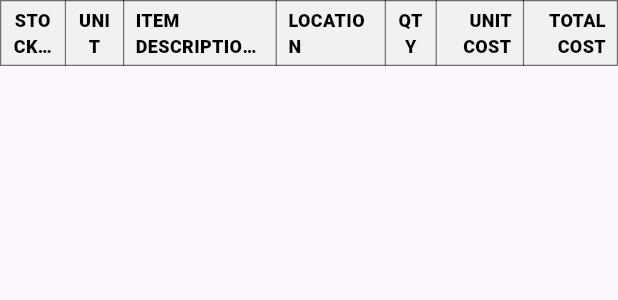
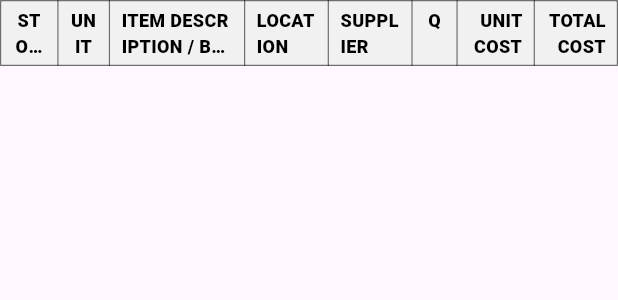
Before and after one commit to JamesSerenio/Items, a Flutter app: the _PurchaseTable widget shown alone on an empty page, opened directly with empty values, on a phone screen of 412 x 824 dp. Shown: the top 300 px of the screen. Run offline on Flutter 3.47's test engine with Material 3 defaults, Android fonts, the phone set to English and light mode, and no system bars; our stand-ins replace file_picker, pdf, printing, shared_preferences, supabase_flutter; accounts and stored records are empty.

Commit message:
added supplier

```diff
--- a/lib/admin/order.dart
+++ b/lib/admin/order.dart
@@ -680,7 +680,7 @@ class _OrderPageState extends State<OrderPage> with TickerProviderStateMixin {
       final items = await Supabase.instance.client
           .from('purchase_order_items')
           .select(
-            'stock_no, brand, unit, item_description, quantity, unit_cost, total_cost, location',
+            'stock_no, brand, supplier, unit, item_description, quantity, unit_cost, total_cost, location',
           )
           .eq('purchase_order_id', order['id'])
           .order('stock_no', ascending: true);
@@ -1236,6 +1236,7 @@ class _PurchaseTable extends StatelessWidget {
         _PoCell('UNIT', style: style, center: true),
         _PoCell('ITEM DESCRIPTION / BRAND', style: style),
         _PoCell('LOCATION', style: style),
+        _PoCell('SUPPLIER', style: style),
         _PoCell('QTY', style: style, center: true),
         _PoCell('UNIT COST', style: style, right: true),
         _PoCell('TOTAL COST', style: style, right: true),
@@ -1255,6 +1256,7 @@ class _PurchaseTable extends StatelessWidget {
           style: style,
         ),
         _PoCell(text(i['location']), style: style),
+        _PoCell(text(i['supplier']), style: style),
         _PoCell(text(i['quantity']), style: style, center: true),
         _PoCell(money(i['unit_cost']), style: style, right: true),
         _PoCell(money(i['total_cost']), style: style, right: true),
@@ -1270,10 +1272,11 @@ class _PurchaseTable extends StatelessWidget {
         0: FlexColumnWidth(0.9),
         1: FlexColumnWidth(0.8),
         2: FlexColumnWidth(2.1),
-        3: FlexColumnWidth(1.5),
-        4: FlexColumnWidth(0.7),
-        5: FlexColumnWidth(1.2),
-        6: FlexColumnWidth(1.3),
+        3: FlexColumnWidth(1.3),
+        4: FlexColumnWidth(1.3),
+        5: FlexColumnWidth(0.7),
+        6: FlexColumnWidth(1.2),
+        7: FlexColumnWidth(1.3),
       },
       children: [_header(), ...items.map(_row)],
     );
```
